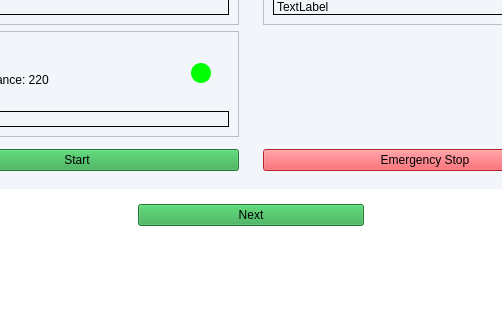
This is frontend/v1.ui in adityakhode/MPUTESTER as Qt 5 draws it before an edit; both pictures show x 303 to 805 and y 234 to 554 of the 937 by 554 pixel window. The edited form follows.
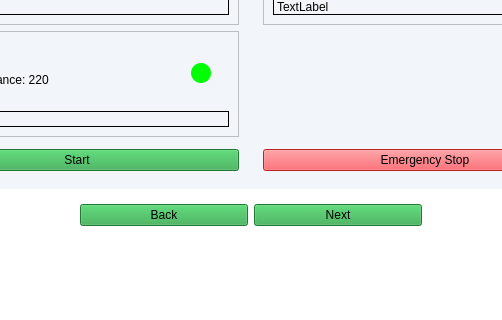
This is the edited form. The open tabs and pages were chosen to show the change. Icons and pictures are not drawn.

Commit message: Addded getter setter method

The edit to the form file:
```diff
--- a/frontend/v1.ui
+++ b/frontend/v1.ui
@@ -1227,7 +1227,17 @@
                     <enum>QFrame::NoFrame</enum>
                    </property>
                    <property name="frameShadow">
-                    <enum>QFrame::Raised</enum>
+                    <enum>QFrame::Shadow::Raised</enum>
+                   </property>
+                  </widget>
+                 </item>
+                 <item>
+                  <widget class="QPushButton" name="backButton">
+                   <property name="styleSheet">
+                    <string notr="true">background-color: rgb(45, 168, 72);</string>
+                   </property>
+                   <property name="text">
+                    <string>Back</string>
                    </property>
                   </widget>
                  </item>
```
Left out of the diff: 262 changed lines with no effect on the pictures. The commit also changes 2 other files.
